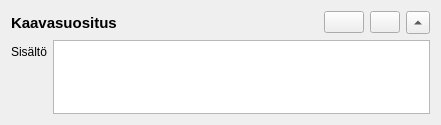
GispoCoding/arho-qgis-plugin, file arho_feature_template/gui/components/plan_proposition_widget.ui: the form before one commit.
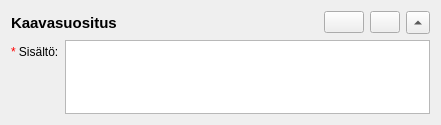
The form after the commit.

The edit to the form file:
```diff
--- a/arho_feature_template/gui/components/plan_proposition_widget.ui
+++ b/arho_feature_template/gui/components/plan_proposition_widget.ui
@@ -107,7 +107,7 @@
      <item row="0" column="0">
       <widget class="QLabel" name="value_label">
        <property name="text">
-        <string>Sisältö</string>
+        <string>&lt;span style=&quot;color: red;&quot;&gt;*&lt;/span&gt; Sisältö:</string>
        </property>
       </widget>
      </item>
```
